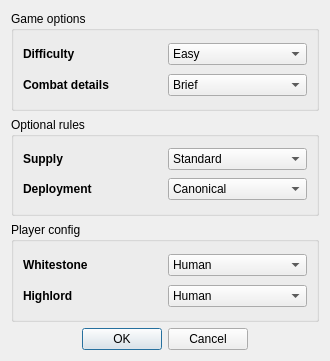
Above: ui/config_dialog.ui from RedT0ny/Dragons-of-Glory before the change. Below: the same form after it.
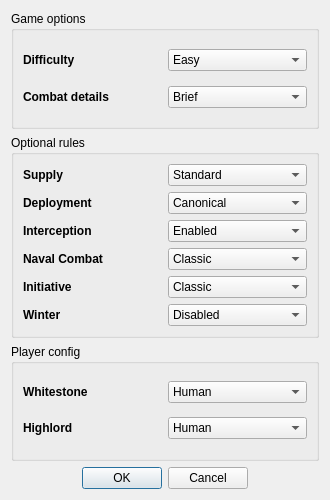
That is the form after the change.

Commit message:
Version 0.54.0 Beta - Winter is coming
- Winter rules added.
- Winter configuration option.

Diff of the .ui file:
```diff
--- a/ui/config_dialog.ui
+++ b/ui/config_dialog.ui
@@ -7,7 +7,7 @@
     <x>0</x>
     <y>0</y>
     <width>330</width>
-    <height>361</height>
+    <height>500</height>
    </rect>
   </property>
   <property name="windowTitle">
@@ -195,21 +195,135 @@
         </property>
        </widget>
       </item>
-      <item row="1" column="1">
-       <widget class="QComboBox" name="depComboBox">
-        <item>
+       <item row="1" column="1">
+        <widget class="QComboBox" name="depComboBox">
+         <item>
+          <property name="text">
+           <string>Canonical</string>
+          </property>
+         </item>
+         <item>
+          <property name="text">
+           <string>Manual</string>
+          </property>
+         </item>
+        </widget>
+       </item>
+       <item row="2" column="0">
+        <widget class="QLabel" name="intLabel">
+         <property name="font">
+          <font>
+           <bold>true</bold>
+          </font>
+         </property>
          <property name="text">
-          <string>Canonical</string>
+          <string>Interception</string>
          </property>
-        </item>
-        <item>
+        </widget>
+       </item>
+       <item row="2" column="1">
+        <widget class="QComboBox" name="intComboBox">
+         <item>
+          <property name="text">
+           <string>Enabled</string>
+          </property>
+         </item>
+         <item>
+          <property name="text">
+           <string>Disabled</string>
+          </property>
+         </item>
+         <item>
+          <property name="text">
+           <string>Naval only</string>
+          </property>
+         </item>
+        </widget>
+       </item>
+       <item row="3" column="0">
+        <widget class="QLabel" name="navLabel">
+         <property name="font">
+          <font>
+           <bold>true</bold>
+          </font>
+         </property>
          <property name="text">
-          <string>Manual</string>
+          <string>Naval Combat</string>
          </property>
-        </item>
-       </widget>
-      </item>
-     </layout>
+        </widget>
+       </item>
+       <item row="3" column="1">
+        <widget class="QComboBox" name="navComboBox">
+         <item>
+          <property name="text">
+           <string>Classic</string>
+          </property>
+         </item>
+         <item>
+          <property name="text">
+           <string>Advanced</string>
+          </property>
+         </item>
+        </widget>
+       </item>
+       <item row="4" column="0">
+        <widget class="QLabel" name="initLabel">
+         <property name="font">
+          <font>
+           <bold>true</bold>
+          </font>
+         </property>
+         <property name="text">
+          <string>Initiative</string>
+         </property>
+        </widget>
+       </item>
+       <item row="4" column="1">
+        <widget class="QComboBox" name="initComboBox">
+         <item>
+          <property name="text">
+           <string>Classic</string>
+          </property>
+         </item>
+         <item>
+          <property name="text">
+           <string>Advanced</string>
+          </property>
+         </item>
+         <item>
+          <property name="text">
+           <string>Disabled</string>
+          </property>
+         </item>
+        </widget>
+       </item>
+       <item row="5" column="0">
+        <widget class="QLabel" name="winterLabel">
+         <property name="font">
+          <font>
+           <bold>true</bold>
+          </font>
+         </property>
+         <property name="text">
+          <string>Winter</string>
+         </property>
+        </widget>
+       </item>
+       <item row="5" column="1">
+        <widget class="QComboBox" name="winterComboBox">
+         <item>
+          <property name="text">
+           <string>Disabled</string>
+          </property>
+         </item>
+         <item>
+          <property name="text">
+           <string>Enabled</string>
+          </property>
+         </item>
+        </widget>
+       </item>
+      </layout>
     </widget>
    </item>
   </layout>
```
The commit also changes 5 other files.
